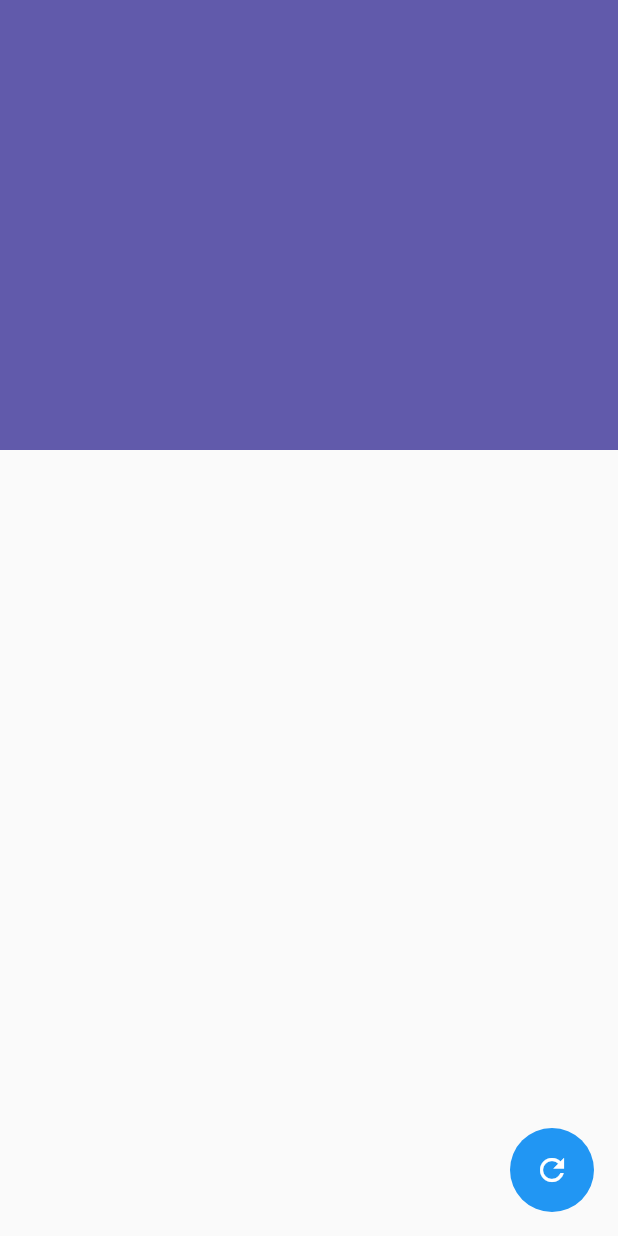
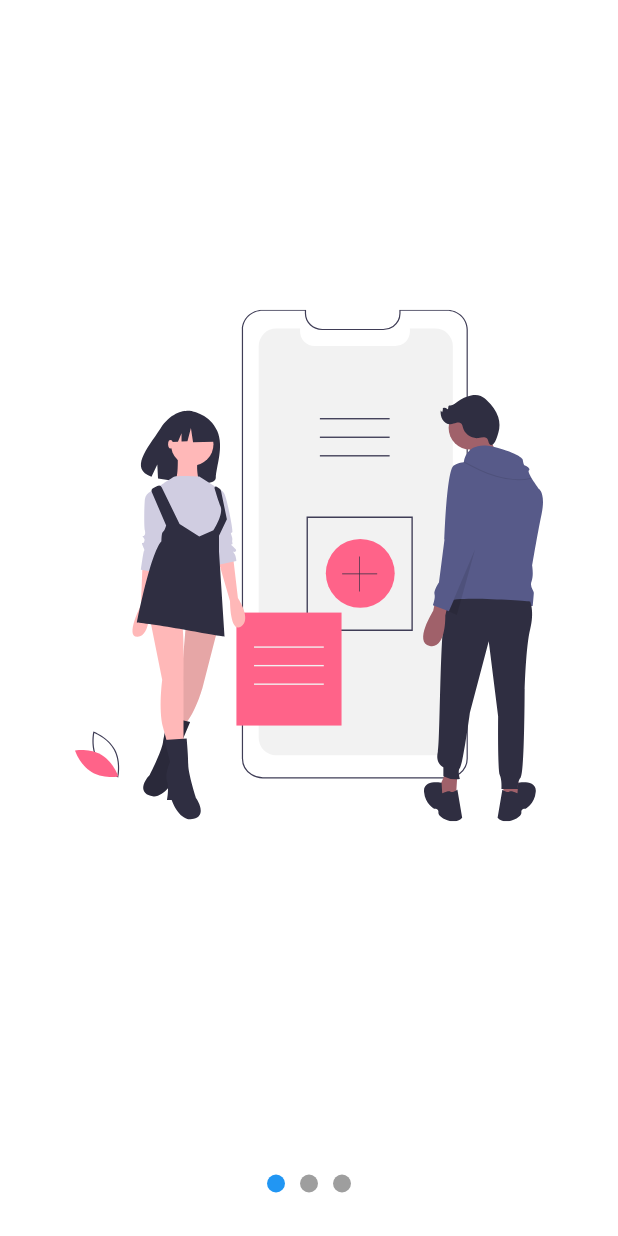
Before and after one commit to bertux77/disenos_cap1, a Flutter app: the screen it shows after launch, on a phone screen of 412 x 824 dp. Run offline on Flutter 3.47's test engine with Material 2 defaults, Android fonts, the phone set to English and light mode, and no system bars; our stand-ins replace flutter_svg.

```diff
--- a/lib/main.dart
+++ b/lib/main.dart
@@ -2,10 +2,11 @@
 
 // import 'package:cap1/src/labs/circular_progress_page.dart';
 // import 'package:cap1/src/pages/graficas_circulas_page.dart';
-import 'package:cap1/src/pages/headers_page.dart';
-import 'package:cap1/src/pages/headers_page2.dart';
+// import 'package:cap1/src/pages/headers_page.dart';
+// import 'package:cap1/src/pages/headers_page2.dart';
+//import 'package:cap1/src/labs/slideshow_page.dart';
+
 import 'package:cap1/src/pages/slideshow_page.dart';
-
 import 'package:flutter/material.dart';
 
 void main() => runApp(MyApp());
@@ -18,8 +19,8 @@ class MyApp extends StatelessWidget {
     return MaterialApp(
       debugShowCheckedModeBanner: false,
       title: 'Diseños APP',
-      //home: SlideShowPage(),
-      home: HeadersPage2(),
+      home: SlideshowPage(),
+      //home: HeadersPage2(),
     );
   }
 }
--- /dev/null
+++ b/lib/src/labs/slideshow_page.dart
@@ -0,0 +1,129 @@
+import 'package:cap1/src/models/slider_model.dart';
+import 'package:flutter/material.dart';
+import 'package:flutter_svg/flutter_svg.dart';
+import 'package:provider/provider.dart';
+
+class SlideShowPage extends StatelessWidget {
+
+
+  @override
+  Widget build(BuildContext context) {
+    return ChangeNotifierProvider(
+      create: (_) => SliderModel(),
+      child: Scaffold(
+        body: Center(
+          child: Column(
+            children: [
+              Expanded(
+                child: _Slides(),
+                ),
+              const _Dots()
+            ],
+          )),
+      ),
+    );
+  }
+}
+
+class _Dots extends StatelessWidget {
+  const _Dots({Key? key}) : super(key: key);
+
+  @override
+  Widget build(BuildContext context) {
+    return Container(
+      width: double.infinity,
+      height: 70,
+      //color: Colors.red,
+      child: Row(
+        mainAxisAlignment: MainAxisAlignment.center,
+        children: [
+          _Dot(index: 0),
+          _Dot(index: 1),
+          _Dot(index: 2),
+        ],
+      ),
+    );
+  }
+}
+
+class _Dot extends StatelessWidget {
+
+  final int index;
+  const _Dot({
+    Key? key, required this.index,
+  }) : super(key: key);
+
+  @override
+  Widget build(BuildContext context) {
+    final pageViewIndex = Provider.of<SliderModel>(context).currentPage;
+    return AnimatedContainer(
+      duration: const Duration(milliseconds: 400),
+      margin: const EdgeInsets.symmetric(horizontal: 5),
+      width: 12,
+      height: 12,
+      decoration: BoxDecoration(
+        color: (pageViewIndex >= index - 0.5 && pageViewIndex < index + 0.5) ? Colors.blue : Colors.grey,
+        shape: BoxShape.circle
+      ),
+    );
+  }
+}
+
+class _Slides extends StatefulWidget {
+
+
+  @override
+  State<_Slides> createState() => _SlidesState();
+}
+
+class _SlidesState extends State<_Slides> {
+
+  final pageViewController = PageController();
+
+  @override
+  void initState() {
+    pageViewController.addListener(() {
+      //print('Pagina actual: ${pageViewController.page}');
+
+      //Actualizar el provider Slidermodel
+      Provider.of<SliderModel>(context, listen: false).currentPage = pageViewController.page! ;
+    });
+    super.initState();
+  }
+
+  @override
+  void dispose() {
+    pageViewController.dispose();
+    super.dispose();
+  }
+  @override
+  Widget build(BuildContext context) {
+    return Container(
+      child: PageView(
+        controller: pageViewController,
+        children: [
+          _Slide(svg:'assets/slide-1.svg'),
+          _Slide(svg:'assets/slide-2.svg'),
+          _Slide(svg:'assets/slide-3.svg'),
+
+        ],
+      ),
+    );
+  }
+}
+
+class _Slide extends StatelessWidget {
+  final String svg;
+
+  const _Slide({required this.svg}) ;
+
+  @override
+  Widget build(BuildContext context) {
+    return Container(
+      width: double.infinity,
+      height: double.infinity,
+      padding: const EdgeInsets.all(50),
+      child: SvgPicture.asset(svg),
+    );
+  }
+}
--- /dev/null
+++ b/lib/src/widgets/slideshow.dart
@@ -0,0 +1,131 @@
+import 'package:flutter/material.dart';
+import 'package:flutter_svg/svg.dart';
+import 'package:provider/provider.dart';
+
+import '../models/slider_model.dart';
+
+class SlideShow extends StatelessWidget {
+
+
+  @override
+  Widget build(BuildContext context) {
+    return ChangeNotifierProvider(
+      create: (_) => SliderModel(),
+      child: Center(
+          child: Column(
+            children: [
+              Expanded(
+                child: _Slides(),
+                ),
+              const _Dots()
+            ],
+          )),
+
+      );
+  }
+
+}
+
+
+class _Dots extends StatelessWidget {
+  const _Dots({Key? key}) : super(key: key);
+
+  @override
+  Widget build(BuildContext context) {
+    return Container(
+      width: double.infinity,
+      height: 70,
+      //color: Colors.red,
+      child: Row(
+        mainAxisAlignment: MainAxisAlignment.center,
+        children: [
+          _Dot(index: 0),
+          _Dot(index: 1),
+          _Dot(index: 2),
+        ],
+      ),
+    );
+  }
+}
+
+class _Dot extends StatelessWidget {
+
+  final int index;
+  const _Dot({
+    Key? key, required this.index,
+  }) : super(key: key);
+
+  @override
+  Widget build(BuildContext context) {
+    final pageViewIndex = Provider.of<SliderModel>(context).currentPage;
+    return AnimatedContainer(
+      duration: const Duration(milliseconds: 400),
+      margin: const EdgeInsets.symmetric(horizontal: 5),
+      width: 12,
+      height: 12,
+      decoration: BoxDecoration(
+        color: (pageViewIndex >= index - 0.5 && pageViewIndex < index + 0.5) ? Colors.blue : Colors.grey,
+        shape: BoxShape.circle
+      ),
+    );
+  }
+}
+
+class _Slides extends StatefulWidget {
+
+
+  @override
+  State<_Slides> createState() => _SlidesState();
+}
+
+class _SlidesState extends State<_Slides> {
+
+  final pageViewController = PageController();
+
+  @override
+  void initState() {
+    pageViewController.addListener(() {
+      //print('Pagina actual: ${pageViewController.page}');
+
+      //Actualizar el provider Slidermodel
+      Provider.of<SliderModel>(context, listen: false).currentPage = pageViewController.page! ;
+    });
+    super.initState();
+  }
+
+  @override
+  void dispose() {
+    pageViewController.dispose();
+    super.dispose();
+  }
+  @override
+  Widget build(BuildContext context) {
+    return Container(
+      child: PageView(
+        controller: pageViewController,
+        children: [
+          _Slide(svg:'assets/slide-1.svg'),
+          _Slide(svg:'assets/slide-2.svg'),
+          _Slide(svg:'assets/slide-3.svg'),
+
+        ],
+      ),
+    );
+  }
+}
+
+class _Slide extends StatelessWidget {
+  final String svg;
+
+  const _Slide({required this.svg}) ;
+
+  @override
+  Widget build(BuildContext context) {
+    return Container(
+      width: double.infinity,
+      height: double.infinity,
+      padding: const EdgeInsets.all(50),
+      child: SvgPicture.asset(svg),
+    );
+  }
+}
```
Also changed, not shown: lib/src/pages/slideshow_page.dart (+6 -119 lines).
